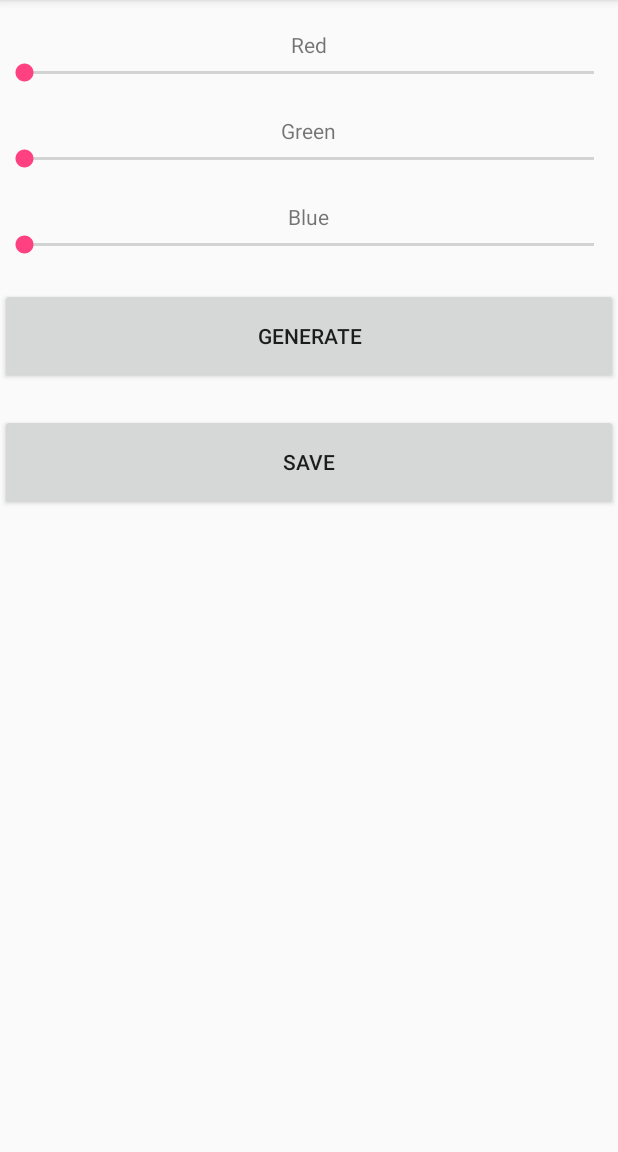
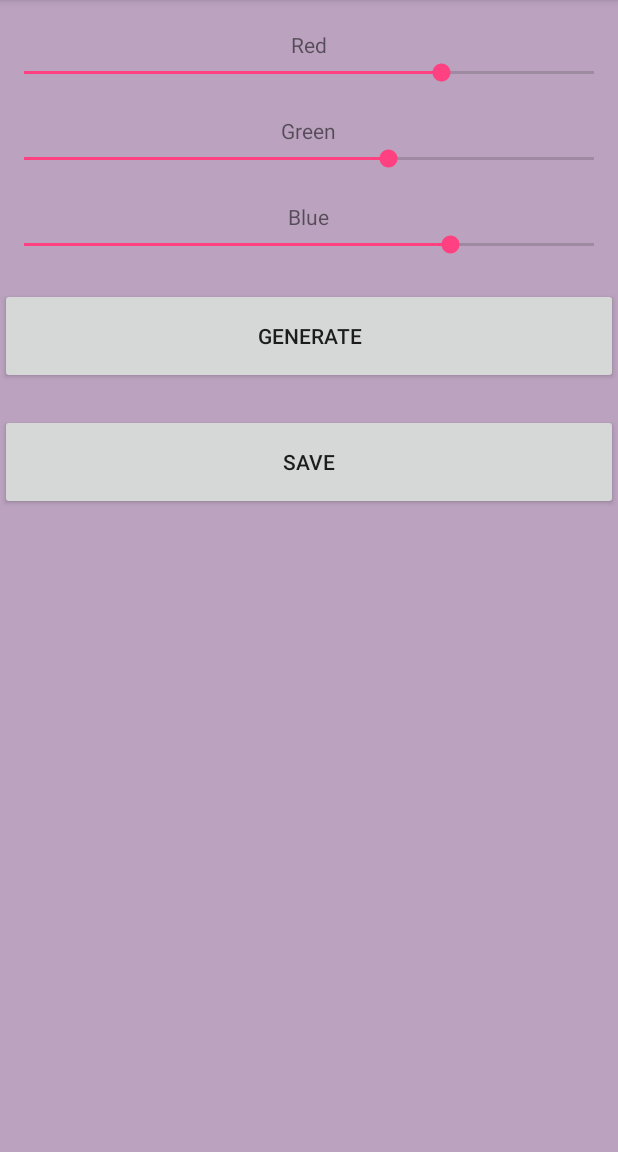
Before and after one commit to Steelith/ColorPalette, an Android app: the ColorActivity screen opened directly, with no data from a screen before it, after a tap on "GENERATE", on a phone screen of 412 x 824 dp, the part 84-1236 px from its top. Run offline under Robolectric (Android 15) with nearby library versions, the phone set to English and light mode, and no system bars; our stand-ins replace ButterKnife.

Commit message:
Random color and rgb seek bars working

```diff
--- a/app/src/main/java/kisielarobert/com/colorpalette/ColorActivity.java
+++ b/app/src/main/java/kisielarobert/com/colorpalette/ColorActivity.java
@@ -18,9 +18,12 @@ import butterknife.BindView;
 import butterknife.ButterKnife;
 import butterknife.OnClick;
 
-public class ColorActivity extends AppCompatActivity {
+public class ColorActivity extends AppCompatActivity implements SeekBar.OnSeekBarChangeListener {
 
-    public static final String COLOR_NAME_TAG = ColorActivity.class.getSimpleName();
+    //public static final String COLOR_NAME_TAG = ColorActivity.class.getSimpleName();
+    public static final String RED = "red";
+    public static final String GREEN = "green";
+    public static final String BLUE = "blue";
 
     @BindView(R.id.redSeekBar)
     SeekBar redSeekBar;
@@ -43,7 +46,7 @@ public class ColorActivity extends AppCompatActivity {
 
     Random random = new Random();
 
-    @Override
+    /*@Override
     protected void onDestroy() {
         super.onDestroy();
         Log.d(COLOR_NAME_TAG, "onDestroy");
@@ -71,7 +74,7 @@ public class ColorActivity extends AppCompatActivity {
     protected void onPause() {
         super.onPause();
         Log.d(COLOR_NAME_TAG, "onPause");
-    }
+    }*/
 
     @Override
     protected void onCreate(Bundle savedInstanceState) {
@@ -81,7 +84,11 @@ public class ColorActivity extends AppCompatActivity {
         actionBar = getSupportActionBar();
         actionBar.setDefaultDisplayHomeAsUpEnabled(true);
 
-        Log.d(COLOR_NAME_TAG, "onCreate");
+        redSeekBar.setOnSeekBarChangeListener(this);
+        greenSeekBar.setOnSeekBarChangeListener(this);
+        blueSeekBar.setOnSeekBarChangeListener(this);
+
+        //Log.d(COLOR_NAME_TAG, "onCreate");
     }
 
     @Override
@@ -96,21 +103,65 @@ public class ColorActivity extends AppCompatActivity {
     @OnClick(R.id.generateButton)
     public void generate() {
 
-        Log.d(COLOR_NAME_TAG, "generateButton clicked");
-        /*red = random.nextInt(256);
+        //Log.d(COLOR_NAME_TAG, "generateButton clicked");
+        red = random.nextInt(256);
         green = random.nextInt(256);
         blue = random.nextInt(256);
 
+        redSeekBar.setProgress(red);
+        greenSeekBar.setProgress(green);
+        blueSeekBar.setProgress(blue);
+
+        updateBackgroundColor();
+    }
+
+    private void updateBackgroundColor() {
         int color = Color.rgb(red, green, blue);
         colorLinearLayout.setBackgroundColor(color);
-        */
     }
 
     @OnClick(R.id.saveButton)
     public void save() {
-        Log.d(COLOR_NAME_TAG, "saveButton clicked");
+        //Log.d(COLOR_NAME_TAG, "saveButton clicked");
     }
 
+    @Override
+    public void onProgressChanged(SeekBar seekBar, int progress, boolean fromUser) {
+        switch (seekBar.getId()) {
+            case R.id.redSeekBar:
+                red = progress;
+                break;
+            case R.id.greenSeekBar:
+                green = progress;
+                break;
+            case R.id.blueSeekBar:
+                blue = progress;
+                break;
+        }
+        updateBackgroundColor();
+    }
 
+    @Override
+    public void onStartTrackingTouch(SeekBar seekBar) {
+    }
 
+    @Override
+    public void onStopTrackingTouch(SeekBar seekBar) {
+    }
+
+    @Override
+    protected void onSaveInstanceState(Bundle outState) {
+        super.onSaveInstanceState(outState);
+        outState.putInt(RED, red);
+        outState.putInt(GREEN, green);
+        outState.putInt(BLUE, blue);
+    }
+
+    @Override
+    protected void onRestoreInstanceState(Bundle savedInstanceState) {
+        super.onRestoreInstanceState(savedInstanceState);
+        red = savedInstanceState.getInt(RED);
+        green = savedInstanceState.getInt(GREEN);
+        blue = savedInstanceState.getInt(BLUE);
+    }
 }
--- a/app/src/main/res/values/styles.xml
+++ b/app/src/main/res/values/styles.xml
@@ -24,6 +24,7 @@
     </style>
 
     <style name="ColorSeekBarStyle">
+        <item name="android:max">255</item>
         <item name="android:layout_marginBottom">20dp</item>
         <item name="android:layout_width">match_parent</item>
         <item name="android:layout_height">wrap_content</item>
```
